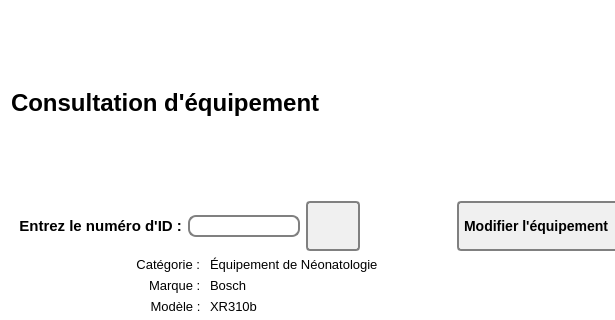
Above: Interface/FenêtresEnUI/ConsultationEquipement.ui from ProjetPC2/SIMM2.0-DEV before the change; both pictures show x 0 to 615 and y 0 to 320 of the 938 by 738 pixel window. Below: the same form after it.
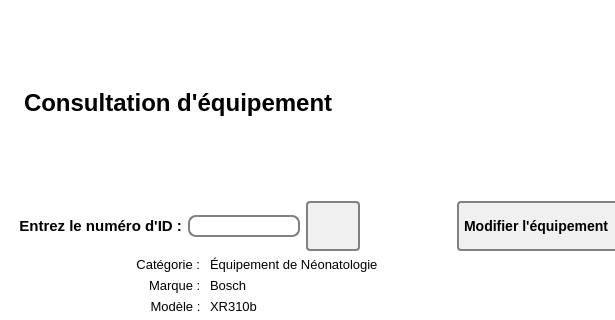
That is the form after the change. Icons and pictures are not drawn.

```diff
--- a/Interface/FenêtresEnUI/ConsultationEquipement.ui
+++ b/Interface/FenêtresEnUI/ConsultationEquipement.ui
@@ -112,23 +112,6 @@
   <layout class="QGridLayout" name="gridLayout">
    <item row="0" column="0" colspan="4">
     <layout class="QHBoxLayout" name="titreLayout">
-     <item>
-      <widget class="QLabel" name="labelTitreConsultationEquipement">
-       <property name="font">
-        <font>
-         <family>MS Shell Dlg 2</family>
-         <pointsize>18</pointsize>
-         <weight>75</weight>
-         <italic>false</italic>
-         <bold>true</bold>
-         <underline>false</underline>
-        </font>
-       </property>
-       <property name="text">
-        <string>Consultation d'équipement</string>
-       </property>
-      </widget>
-     </item>
      <item>
       <widget class="QLabel" name="iconConsultationEquipement">
        <property name="text">
@@ -142,6 +125,36 @@
        </property>
       </widget>
      </item>
+     <item>
+      <widget class="QLabel" name="labelTitreConsultationEquipement">
+       <property name="font">
+        <font>
+         <family>MS Shell Dlg 2</family>
+         <pointsize>18</pointsize>
+         <weight>75</weight>
+         <italic>false</italic>
+         <bold>true</bold>
+         <underline>false</underline>
+        </font>
+       </property>
+       <property name="text">
+        <string>Consultation d'équipement</string>
+       </property>
+      </widget>
+     </item>
+     <item>
+      <spacer name="horizontalSpacer_4">
+       <property name="orientation">
+        <enum>Qt::Horizontal</enum>
+       </property>
+       <property name="sizeHint" stdset="0">
+        <size>
+         <width>40</width>
+         <height>20</height>
+        </size>
+       </property>
+      </spacer>
+     </item>
     </layout>
    </item>
    <item row="1" column="0" colspan="3">
```
Left out of the diff: 2 changed lines with no effect on the pictures.
